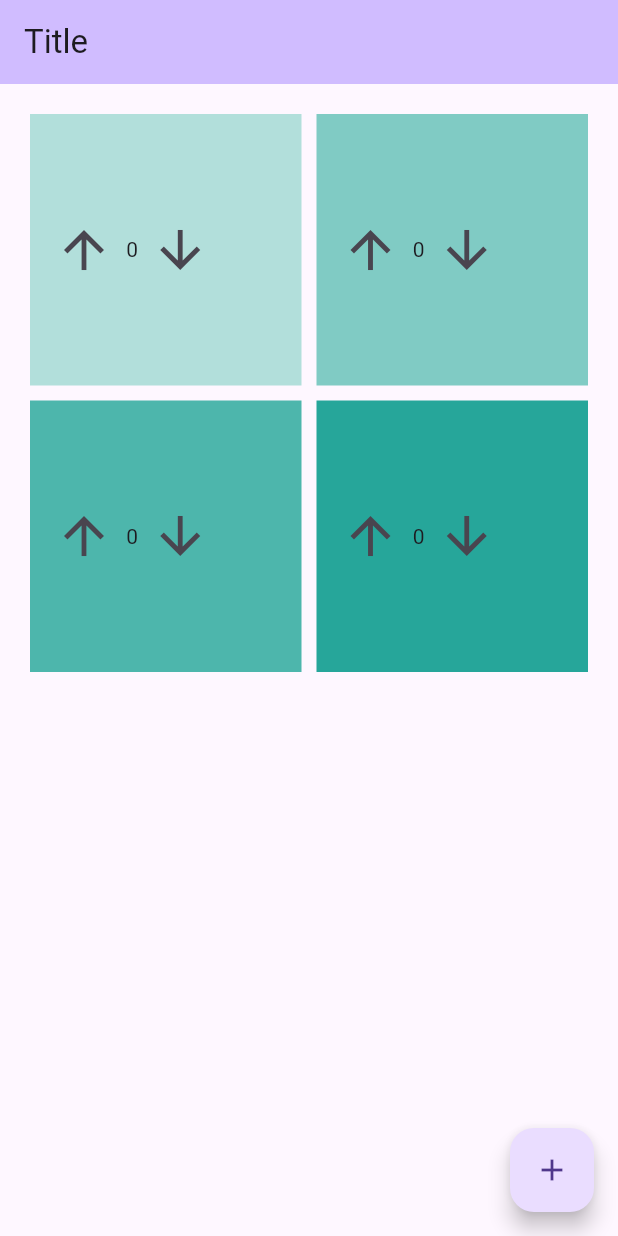
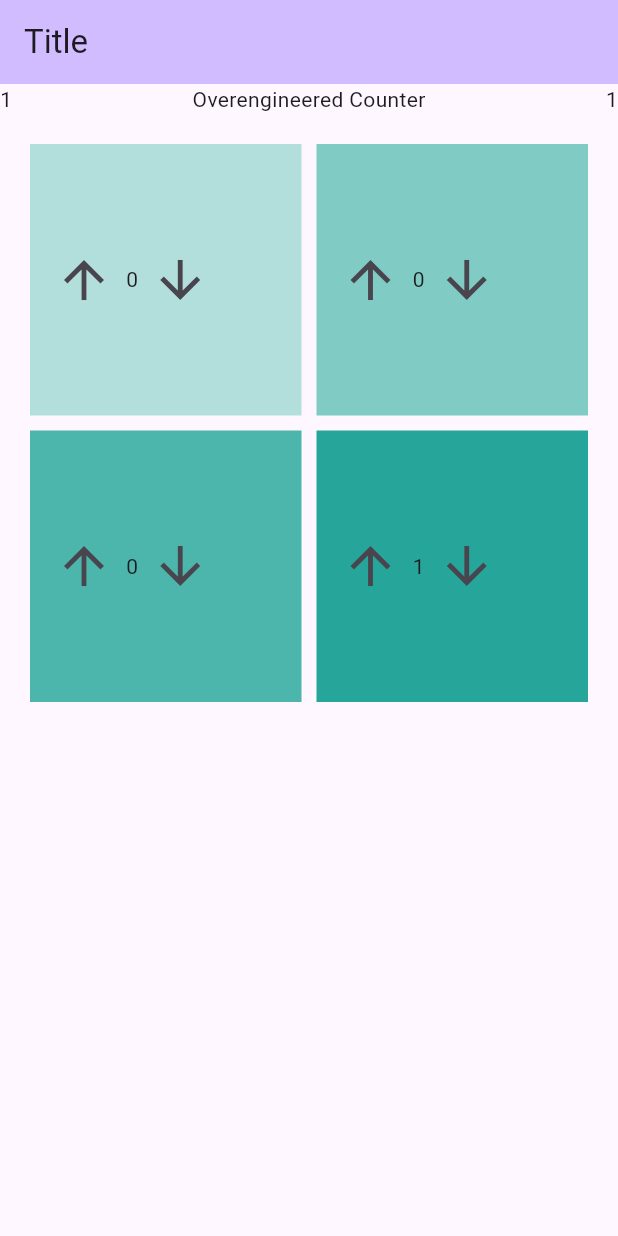
Before and after one commit to rnmskyn/i11_intro_012, a Flutter app: the screen it shows after launch, after a tap on the "arrow upward" icon, on a phone screen of 412 x 824 dp. Run offline on Flutter 3.47's test engine with Material 3 defaults, Android fonts, the phone set to English and light mode, and no system bars.

Commit message:
Add value parameter to CounterWidget and update state management

```diff
--- a/lib/01_local/local_homepage.dart
+++ b/lib/01_local/local_homepage.dart
@@ -3,9 +3,11 @@ import 'package:flutter/material.dart';
 class CounterWidget extends StatefulWidget {
   const CounterWidget({
     super.key,
+    required this.value,
     required this.incCallBack,
     required this.decCallBack,
   });
+  final int value;
   final Function() incCallBack;
   final Function() decCallBack;
   @override
@@ -13,8 +15,6 @@ class CounterWidget extends StatefulWidget {
 }
 
 class _CounterWidgetState extends State<CounterWidget> {
-  int _counter = 0;
-
   @override
   Widget build(BuildContext context) {
     return Row(
@@ -24,7 +24,7 @@ class _CounterWidgetState extends State<CounterWidget> {
           iconSize: 40,
           onPressed: widget.incCallBack,
         ),
-        Text(_counter.toString()),
+        Text(widget.value.toString()),
         IconButton(
           icon: Icon(Icons.arrow_downward),
           iconSize: 40,
@@ -33,18 +33,25 @@ class _CounterWidgetState extends State<CounterWidget> {
       ],
     );
   }
-
-  void incCounter() {
-    _counter++;
 }
 
-  void decCounter() {
-    _counter--;
+class SumDisplay extends StatelessWidget {
+  final int sum;
+
+  const SumDisplay({super.key, required this.sum});
+
+  @override
+  Widget build(BuildContext context) {
+    return Row(
+      mainAxisAlignment: MainAxisAlignment.spaceBetween,
+      children: <Widget>[
+        Text(sum.toString()),
+        const Text("Overengineered Counter"),
+        Text(sum.toString()),
+      ],
+    );
   }
-
-  int get counter => _counter;
 }
-
 class LocalHomepage extends StatefulWidget {
   const LocalHomepage({super.key});
 
@@ -53,11 +60,32 @@ class LocalHomepage extends StatefulWidget {
 }
 
 class _LocalHomepageState extends State<LocalHomepage> {
-  int _counter = 0;
+  int _counter1 = 0;
+  int _counter2 = 0;
+  int _counter3 = 0;
+  int _counter4 = 0;
 
-  void _incrementCounter() {
+  void _incCounter1(int amount) {
     setState(() {
-      _counter++;
+      _counter4 += amount;
+    });
+  }
+
+  void _incCounter2(int amount) {
+    setState(() {
+      _counter3 += amount;
+    });
+  }
+
+  void _incCounter3(int amount) {
+    setState(() {
+      _counter2 += amount;
+    });
+  }
+
+  void _incCounter4(int amount) {
+    setState(() {
+      _counter1 += amount;
     });
   }
 
@@ -69,6 +97,10 @@ class _LocalHomepageState extends State<LocalHomepage> {
         title: Text('Title'),
       ),
       body: Center(
+        child: Column(
+          children: <Widget>[
+            SumDisplay(sum: _counter1 + _counter2 + _counter3 + _counter4),
+            Expanded(
               child: GridView.count(
                 primary: false,
                 padding: const EdgeInsets.all(20),
@@ -79,31 +111,61 @@ class _LocalHomepageState extends State<LocalHomepage> {
                   Container(
                     padding: const EdgeInsets.all(8),
                     color: Colors.teal[100],
-              child: CounterWidget(incCallBack: (){}, decCallBack: (){}),
+                    child: CounterWidget(
+                      value: _counter1,
+                      incCallBack: () {
+                        _incCounter1(1);
+                      },
+                      decCallBack: () {
+                        _incCounter1(-1);
+                      },
+                    ),
                   ),
                   Container(
                     padding: const EdgeInsets.all(8),
                     color: Colors.teal[200],
-              child: CounterWidget(incCallBack: (){}, decCallBack: (){}),
+                    child: CounterWidget(
+                      value: _counter2,
+                      incCallBack: () {
+                        _incCounter2(1);
+                      },
+                      decCallBack: () {
+                        _incCounter2(-1);
+                      },
+                    ),
                   ),
                   Container(
                     padding: const EdgeInsets.all(8),
                     color: Colors.teal[300],
-              child: CounterWidget(incCallBack: (){}, decCallBack: (){}),
+                    child: CounterWidget(
+                      value: _counter3,
+                      incCallBack: () {
+                        _incCounter3(1);
+                      },
+                      decCallBack: () {
+                        _incCounter3(-1);
+                      },
+                    ),
                   ),
                   Container(
                     padding: const EdgeInsets.all(8),
                     color: Colors.teal[400],
-              child: CounterWidget(incCallBack: (){}, decCallBack: (){}),
+                    child: CounterWidget(
+                      value: _counter4,
+                      incCallBack: () {
+                        _incCounter4(1);
+                      },
+                      decCallBack: () {
+                        _incCounter4(-1);
+                      },
+                    ),
                   ),
                 ],
               ),
             ),
-      floatingActionButton: FloatingActionButton(
-        onPressed: _incrementCounter,
-        tooltip: 'Increment',
-        child: const Icon(Icons.add),
-      ), // This trailing comma makes auto-formatting nicer for build methods.
+          ],
+        ),
+      ),
     );
   }
 }
```
Lines whose indentation alone changed are shown as unchanged.
